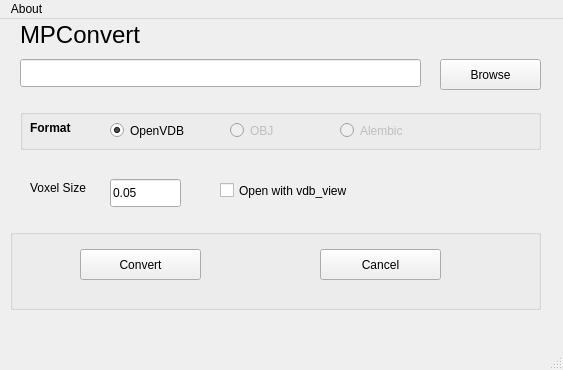
The window that maya/python/mpconvertForMaya/ui/mpconvertForMaya.ui (kcoley/MeshPotato) describes before a commit, drawn with Qt 5.
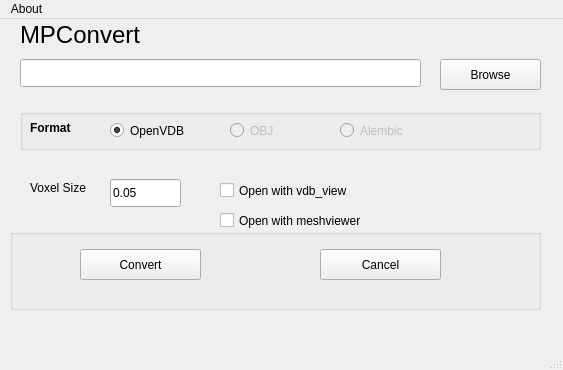
The same window after the commit.

```diff
--- a/maya/python/mpconvertForMaya/ui/mpconvertForMaya.ui
+++ b/maya/python/mpconvertForMaya/ui/mpconvertForMaya.ui
@@ -225,6 +225,19 @@
      <string>Open with vdb_view</string>
     </property>
    </widget>
+   <widget class="QCheckBox" name="meshViewerCheckBox">
+    <property name="geometry">
+     <rect>
+      <x>220</x>
+      <y>190</y>
+      <width>181</width>
+      <height>23</height>
+     </rect>
+    </property>
+    <property name="text">
+     <string>Open with meshviewer</string>
+    </property>
+   </widget>
   </widget>
   <widget class="QMenuBar" name="menubar">
    <property name="geometry">
```
